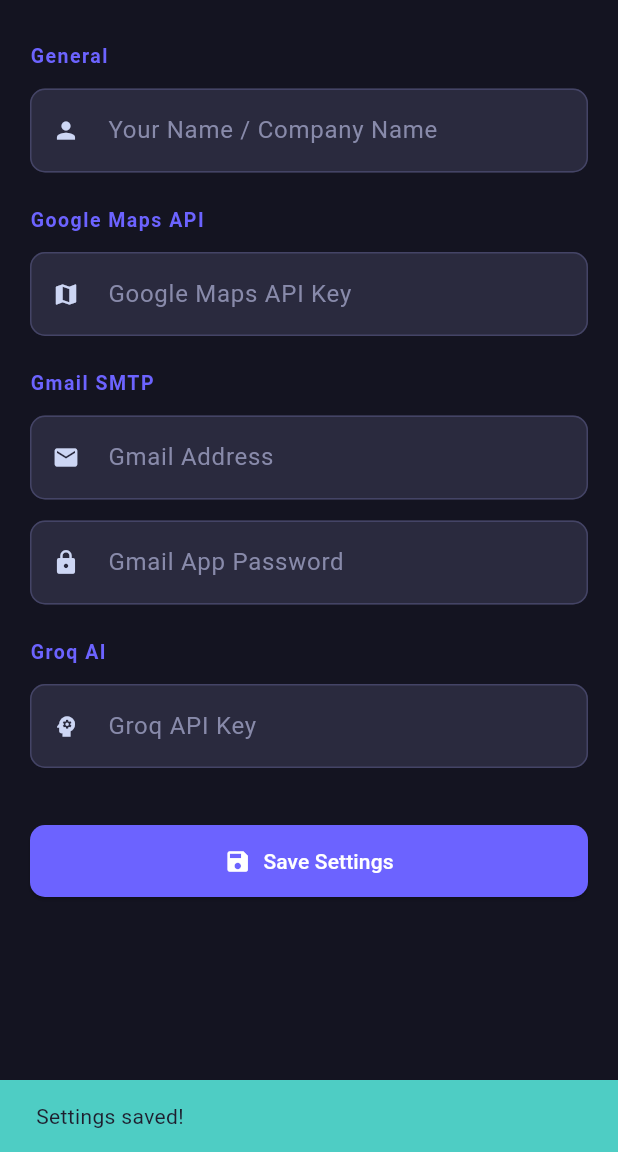
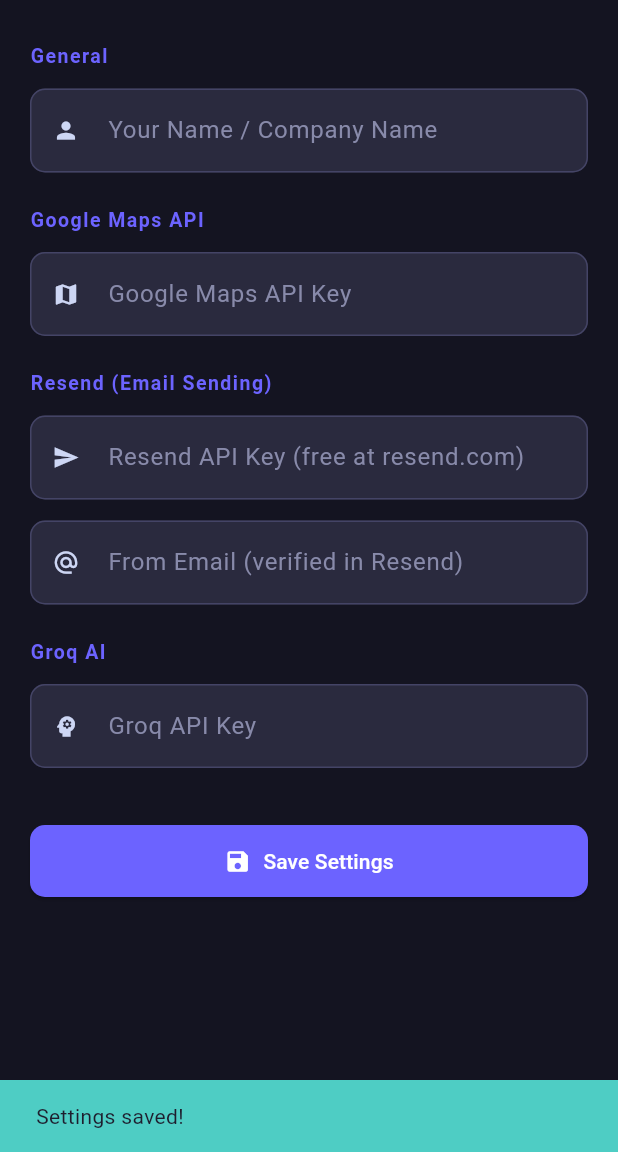
Before and after one commit to KonstantinosBatziakas/autoreach, a Flutter app: the SettingsScreen screen opened by its route, after a tap on "Save Settings", on a phone screen of 412 x 824 dp, the part 84-1236 px from its top. Run offline on Flutter 3.47's test engine with Material 3 defaults, Android fonts, the phone set to English and light mode, and no system bars; our stand-ins replace app_links, csv, flutter_secure_storage; accounts and stored records are empty.

Commit message:
fix: replace Gmail SMTP with Resend HTTP API (Render blocks outbound SMTP)

```diff
--- a/autoreach_flutter/lib/screens/outreach_screen.dart
+++ b/autoreach_flutter/lib/screens/outreach_screen.dart
@@ -72,9 +72,9 @@ class _OutreachScreenState extends State<OutreachScreen> {
   }
 
   Future<void> _sendEmail(String businessName, String email, String subject, String body) async {
-    final token     = await AuthService.getToken();
-    final gmailUser = await SettingsService.getGmailUser();
-    final gmailPass = await SettingsService.getGmailPass();
+    final token      = await AuthService.getToken();
+    final resendKey  = await SettingsService.getResendApiKey();
+    final fromEmail  = await SettingsService.getFromEmail();
     final resp = await http.post(
       Uri.parse('$_baseUrl/api/send-email'),
       headers: {
@@ -86,8 +86,8 @@ class _OutreachScreenState extends State<OutreachScreen> {
         'email': email,
         'subject': subject,
         'body': body,
-        'gmail_user': gmailUser,
-        'gmail_pass': gmailPass,
+        'resend_api_key': resendKey,
+        'from_email': fromEmail.isNotEmpty ? fromEmail : 'onboarding@resend.dev',
       }),
     ).timeout(const Duration(seconds: 20));
 
@@ -98,14 +98,21 @@ class _OutreachScreenState extends State<OutreachScreen> {
   }
 
   Future<void> _runCampaign() async {
-    final groqKey = await SettingsService.getGroqApiKey();
+    final groqKey   = await SettingsService.getGroqApiKey();
+    final resendKey = await SettingsService.getResendApiKey();
+
     if (groqKey.isEmpty) {
-      if (mounted) {
-        ScaffoldMessenger.of(context).showSnackBar(const SnackBar(
-          content: Text('Set your Groq API key in Settings first.'),
-          backgroundColor: Color(0xFFE74C3C),
-        ));
-      }
+      if (mounted) ScaffoldMessenger.of(context).showSnackBar(const SnackBar(
+        content: Text('Set your Groq API key in Settings first.'),
+        backgroundColor: Color(0xFFE74C3C),
+      ));
+      return;
+    }
+    if (resendKey.isEmpty) {
+      if (mounted) ScaffoldMessenger.of(context).showSnackBar(const SnackBar(
+        content: Text('Set your Resend API key in Settings first. Free at resend.com.'),
+        backgroundColor: Color(0xFFE74C3C),
+      ));
       return;
     }
 
--- a/autoreach_flutter/lib/screens/settings_screen.dart
+++ b/autoreach_flutter/lib/screens/settings_screen.dart
@@ -10,8 +10,8 @@ class SettingsScreen extends StatefulWidget {
 
 class _SettingsScreenState extends State<SettingsScreen> {
   final _googleKey  = TextEditingController();
-  final _gmailUser  = TextEditingController();
-  final _gmailPass  = TextEditingController();
+  final _resendKey  = TextEditingController();
+  final _fromEmail  = TextEditingController();
   final _groqKey    = TextEditingController();
   final _senderName = TextEditingController();
   bool _loaded = false, _saving = false, _showPasswords = false;
@@ -21,8 +21,8 @@ class _SettingsScreenState extends State<SettingsScreen> {
 
   Future<void> _load() async {
     _googleKey.text  = await SettingsService.getGoogleApiKey();
-    _gmailUser.text  = await SettingsService.getGmailUser();
-    _gmailPass.text  = await SettingsService.getGmailPass();
+    _resendKey.text  = await SettingsService.getResendApiKey();
+    _fromEmail.text  = await SettingsService.getFromEmail();
     _groqKey.text    = await SettingsService.getGroqApiKey();
     _senderName.text = await SettingsService.getSenderName();
     setState(() => _loaded = true);
@@ -31,8 +31,8 @@ class _SettingsScreenState extends State<SettingsScreen> {
   Future<void> _save() async {
     setState(() => _saving = true);
     await SettingsService.setGoogleApiKey(_googleKey.text.trim());
-    await SettingsService.setGmailUser(_gmailUser.text.trim());
-    await SettingsService.setGmailPass(_gmailPass.text.trim());
+    await SettingsService.setResendApiKey(_resendKey.text.trim());
+    await SettingsService.setFromEmail(_fromEmail.text.trim());
     await SettingsService.setGroqApiKey(_groqKey.text.trim());
     await SettingsService.setSenderName(_senderName.text.trim());
     setState(() => _saving = false);
@@ -61,9 +61,9 @@ class _SettingsScreenState extends State<SettingsScreen> {
           _field(_senderName, 'Your Name / Company Name', Icons.person),
           _section('Google Maps API'),
           _field(_googleKey, 'Google Maps API Key', Icons.map, obscure: !_showPasswords),
-          _section('Gmail SMTP'),
-          _field(_gmailUser, 'Gmail Address', Icons.email),
-          _field(_gmailPass, 'Gmail App Password', Icons.lock, obscure: !_showPasswords),
+          _section('Resend (Email Sending)'),
+          _field(_resendKey, 'Resend API Key (free at resend.com)', Icons.send, obscure: !_showPasswords),
+          _field(_fromEmail, 'From Email (verified in Resend)', Icons.alternate_email),
           _section('Groq AI'),
           _field(_groqKey, 'Groq API Key', Icons.psychology, obscure: !_showPasswords),
           const SizedBox(height: 24),
--- a/autoreach_flutter/lib/services/settings_service.dart
+++ b/autoreach_flutter/lib/services/settings_service.dart
@@ -14,16 +14,16 @@ class SettingsService {
   static Future<void> setGoogleApiKey(String v) async =>
       _storage.write(key: 'google_api_key', value: v);
 
-  // ── Gmail credentials ────────────────────────────────────────────────────
-  static Future<String> getGmailUser() async =>
-      await _storage.read(key: 'gmail_user') ?? '';
-  static Future<void> setGmailUser(String v) async =>
-      _storage.write(key: 'gmail_user', value: v);
+  // ── Resend credentials ───────────────────────────────────────────────────
+  static Future<String> getResendApiKey() async =>
+      await _storage.read(key: 'resend_api_key') ?? '';
+  static Future<void> setResendApiKey(String v) async =>
+      _storage.write(key: 'resend_api_key', value: v);
 
-  static Future<String> getGmailPass() async =>
-      await _storage.read(key: 'gmail_pass') ?? '';
-  static Future<void> setGmailPass(String v) async =>
-      _storage.write(key: 'gmail_pass', value: v);
+  static Future<String> getFromEmail() async =>
+      await _storage.read(key: 'from_email') ?? '';
+  static Future<void> setFromEmail(String v) async =>
+      _storage.write(key: 'from_email', value: v);
 
   // ── Groq API key ─────────────────────────────────────────────────────────
   static Future<String> getGroqApiKey() async =>
```
Also changed, not shown: 2 other files.
